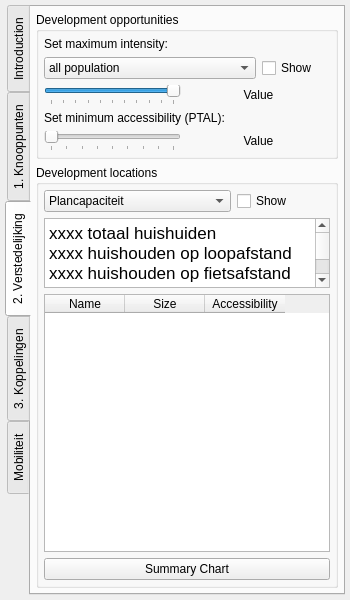
Old version of the form KPOpilot/kpo_datasysteem_pilot_dockwidget_base.ui in the repository Deltametropool/kpo-pilot.
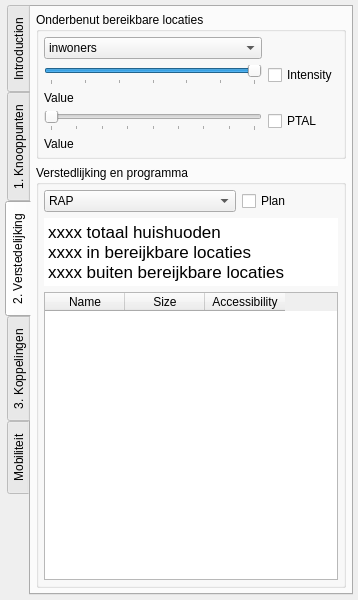
New version of the form. The open tabs and pages were chosen to show the change.

Diff of the .ui file:
```diff
--- a/KPOpilot/kpo_datasysteem_pilot_dockwidget_base.ui
+++ b/KPOpilot/kpo_datasysteem_pilot_dockwidget_base.ui
@@ -6,7 +6,7 @@
    <rect>
     <x>0</x>
     <y>0</y>
-    <width>350</width>
+    <width>358</width>
     <height>600</height>
    </rect>
   </property>
@@ -18,7 +18,7 @@
   </property>
   <property name="minimumSize">
    <size>
-    <width>350</width>
+    <width>358</width>
     <height>600</height>
    </size>
   </property>
@@ -343,9 +343,9 @@
            </sizepolicy>
           </property>
           <property name="title">
-           <string>Development opportunities</string>
+           <string>Onderbenut bereikbare locaties</string>
           </property>
-          <layout class="QGridLayout" name="gridLayout_3" columnstretch="2,1,1">
+          <layout class="QGridLayout" name="gridLayout_3" columnstretch="2,0">
            <property name="leftMargin">
             <number>5</number>
            </property>
@@ -358,81 +358,31 @@
            <property name="bottomMargin">
             <number>5</number>
            </property>
-           <item row="1" column="2">
+           <item row="3" column="1">
+            <widget class="QCheckBox" name="accessibilityShowCheck">
+             <property name="text">
+              <string>PTAL</string>
+             </property>
+            </widget>
+           </item>
+           <item row="1" column="1">
             <widget class="QCheckBox" name="intensityShowCheck">
              <property name="text">
-              <string>Show</string>
+              <string>Intensity</string>
              </property>
             </widget>
            </item>
-           <item row="0" column="0">
-            <widget class="QLabel" name="intensityLabel">
+           <item row="2" column="0" colspan="2">
+            <widget class="QLabel" name="intensityValueLabel">
              <property name="text">
-              <string>Set maximum intensity:</string>
+              <string>Value</string>
              </property>
-            </widget>
-           </item>
-           <item row="3" column="0" colspan="3">
-            <widget class="QLabel" name="accessibilityLabel">
-             <property name="text">
-              <string>Set minimum accessibility (PTAL):</string>
+             <property name="alignment">
+              <set>Qt::AlignLeading|Qt::AlignLeft|Qt::AlignVCenter</set>
              </property>
             </widget>
            </item>
-           <item row="1" column="0" colspan="2">
-            <widget class="QComboBox" name="intensitySelectCombo">
-             <item>
-              <property name="text">
-               <string>all population</string>
-              </property>
-             </item>
-             <item>
-              <property name="text">
-               <string>residents</string>
-              </property>
-             </item>
-             <item>
-              <property name="text">
-               <string>workers</string>
-              </property>
-             </item>
-             <item>
-              <property name="text">
-               <string>students</string>
-              </property>
-             </item>
-             <item>
-              <property name="text">
-               <string>property value (WOZ)</string>
-              </property>
-             </item>
-             <item>
-              <property name="text">
-               <string>built density</string>
-              </property>
-             </item>
-            </widget>
-           </item>
-           <item row="2" column="0">
-            <widget class="QSlider" name="intensityValueSlider">
-             <property name="maximum">
-              <number>100</number>
-             </property>
-             <property name="singleStep">
-              <number>10</number>
-             </property>
-             <property name="value">
-              <number>100</number>
-             </property>
-             <property name="orientation">
-              <enum>Qt::Horizontal</enum>
-             </property>
-             <property name="tickPosition">
-              <enum>QSlider::TicksBelow</enum>
-             </property>
-            </widget>
-           </item>
-           <item row="4" column="0">
+           <item row="3" column="0">
             <widget class="QSlider" name="accessibilityValueSlider">
              <property name="maximum">
               <number>8</number>
@@ -451,35 +401,74 @@
              </property>
             </widget>
            </item>
-           <item row="2" column="1" colspan="2">
-            <widget class="QLabel" name="intensityValueLabel">
-             <property name="text">
-              <string>Value</string>
-             </property>
-             <property name="alignment">
-              <set>Qt::AlignCenter</set>
-             </property>
-            </widget>
-           </item>
-           <item row="4" column="1" colspan="2">
+           <item row="4" column="0" colspan="2">
             <widget class="QLabel" name="accessibilityValueLabel">
              <property name="text">
               <string>Value</string>
              </property>
              <property name="alignment">
-              <set>Qt::AlignCenter</set>
+              <set>Qt::AlignLeading|Qt::AlignLeft|Qt::AlignVCenter</set>
              </property>
             </widget>
            </item>
+           <item row="1" column="0">
+            <widget class="QSlider" name="intensityValueSlider">
+             <property name="maximum">
+              <number>6</number>
+             </property>
+             <property name="singleStep">
+              <number>1</number>
+             </property>
+             <property name="pageStep">
+              <number>1</number>
+             </property>
+             <property name="value">
+              <number>6</number>
+             </property>
+             <property name="orientation">
+              <enum>Qt::Horizontal</enum>
+             </property>
+             <property name="tickPosition">
+              <enum>QSlider::TicksBelow</enum>
+             </property>
+             <property name="tickInterval">
+              <number>1</number>
+             </property>
+            </widget>
+           </item>
+           <item row="0" column="0">
+            <widget class="QComboBox" name="intensitySelectCombo">
+             <item>
+              <property name="text">
+               <string>inwoners</string>
+              </property>
+             </item>
+             <item>
+              <property name="text">
+               <string>intensiteit</string>
+              </property>
+             </item>
+             <item>
+              <property name="text">
+               <string>built density  (FSI)</string>
+              </property>
+             </item>
+             <item>
+              <property name="text">
+               <string>property value (WOZ)</string>
+              </property>
+             </item>
+            </widget>
+           </item>
           </layout>
          </widget>
         </item>
         <item>
          <widget class="QGroupBox" name="locationsBox">
           <property name="title">
-           <string>Development locations</string>
+           <string>Verstedlijking en programma</string>
           </property>
-          <layout class="QGridLayout" name="gridLayout_4" rowstretch="0,1,5,0" columnstretch="2,1" rowminimumheight="0,0,0,0">
+          <layout class="QGridLayout" name="gridLayout_4" rowstretch="1,1,8" columnstretch="2,1" rowminimumheight="0,0,0">
            <property name="leftMargin">
             <number>5</number>
            </property>
@@ -494,6 +483,16 @@
            </property>
            <item row="0" column="0">
             <widget class="QComboBox" name="locationSelectCombo">
+             <item>
+              <property name="text">
+               <string>RAP</string>
+              </property>
+             </item>
+             <item>
+              <property name="text">
+               <string>RAP minder Plancapaciteit</string>
+              </property>
+             </item>
              <item>
               <property name="text">
                <string>Plancapaciteit</string>
@@ -506,24 +505,25 @@
              </item>
             </widget>
            </item>
-           <item row="0" column="1">
-            <widget class="QCheckBox" name="locationShowCheck">
-             <property name="text">
-              <string>Show</string>
-             </property>
-            </widget>
-           </item>
            <item row="1" column="0" colspan="2">
             <widget class="QTextEdit" name="locationSummaryText">
+             <property name="frameShape">
+              <enum>QFrame::NoFrame</enum>
+             </property>
+             <property name="frameShadow">
+              <enum>QFrame::Plain</enum>
+             </property>
+             <property name="readOnly">
+              <bool>true</bool>
+             </property>
              <property name="html">
               <string>&lt;!DOCTYPE HTML PUBLIC &quot;-//W3C//DTD HTML 4.0//EN&quot; &quot;http://www.w3.org/TR/REC-html40/strict.dtd&quot;&gt;
 &lt;html&gt;&lt;head&gt;&lt;meta name=&quot;qrichtext&quot; content=&quot;1&quot; /&gt;&lt;style type=&quot;text/css&quot;&gt;
 p, li { white-space: pre-wrap; }
 &lt;/style&gt;&lt;/head&gt;&lt;body style=&quot; font-family:'.Helvetica Neue DeskInterface'; font-size:13pt; font-weight:400; font-style:normal;&quot;&gt;
-&lt;p style=&quot; margin-top:0px; margin-bottom:0px; margin-left:0px; margin-right:0px; -qt-block-indent:0; text-indent:0px;&quot;&gt;xxxx totaal huishuiden&lt;/p&gt;
-&lt;p style=&quot; margin-top:0px; margin-bottom:0px; margin-left:0px; margin-right:0px; -qt-block-indent:0; text-indent:0px;&quot;&gt;xxxx huishouden op loopafstand&lt;/p&gt;
-&lt;p style=&quot; margin-top:0px; margin-bottom:0px; margin-left:0px; margin-right:0px; -qt-block-indent:0; text-indent:0px;&quot;&gt;xxxx huishouden op fietsafstand&lt;/p&gt;
-&lt;p style=&quot; margin-top:0px; margin-bottom:0px; margin-left:0px; margin-right:0px; -qt-block-indent:0; text-indent:0px;&quot;&gt;xxxx huishuoden buiten invloedsgebieden&lt;/p&gt;&lt;/body&gt;&lt;/html&gt;</string>
+&lt;p style=&quot; margin-top:0px; margin-bottom:0px; margin-left:0px; margin-right:0px; -qt-block-indent:0; text-indent:0px;&quot;&gt;xxxx totaal huishuoden&lt;/p&gt;
+&lt;p style=&quot; margin-top:0px; margin-bottom:0px; margin-left:0px; margin-right:0px; -qt-block-indent:0; text-indent:0px;&quot;&gt;xxxx in bereijkbare locaties&lt;/p&gt;
+&lt;p style=&quot; margin-top:0px; margin-bottom:0px; margin-left:0px; margin-right:0px; -qt-block-indent:0; text-indent:0px;&quot;&gt;xxxx buiten bereijkbare locaties&lt;/p&gt;&lt;/body&gt;&lt;/html&gt;</string>
              </property>
             </widget>
            </item>
@@ -552,10 +552,10 @@
              </column>
             </widget>
            </item>
-           <item row="3" column="0" colspan="2">
-            <widget class="QPushButton" name="locationChartButton">
+           <item row="0" column="1">
+            <widget class="QCheckBox" name="locationShowCheck">
              <property name="text">
-              <string>Summary Chart</string>
+              <string>Plan</string>
              </property>
             </widget>
            </item>
```
Left out of the diff: 179 changed lines with no effect on the pictures.
